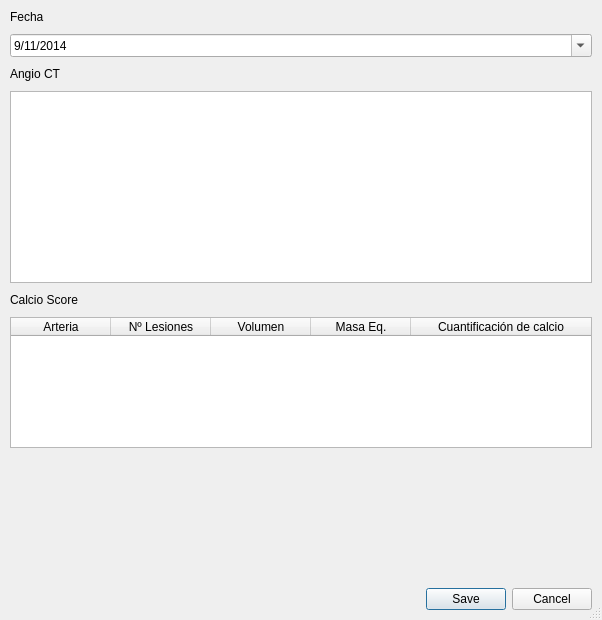
The window that resources/uis/TACDialog.ui (jbermudezcabrera/ControlDePacientes) describes before a commit, drawn with Qt 5.
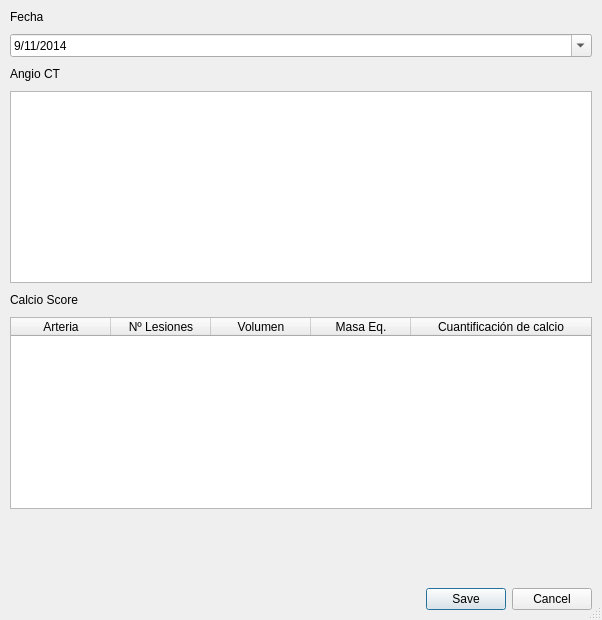
The same window after the commit. Icons and pictures are not drawn.

```diff
--- a/resources/uis/TACDialog.ui
+++ b/resources/uis/TACDialog.ui
@@ -92,9 +92,6 @@
    </item>
    <item>
     <widget class="QTableWidget" name="calcioScoreTable">
-     <property name="sizeAdjustPolicy">
-      <enum>QAbstractScrollArea::AdjustToContentsOnFirstShow</enum>
-     </property>
      <property name="selectionMode">
       <enum>QAbstractItemView::SingleSelection</enum>
      </property>
```
